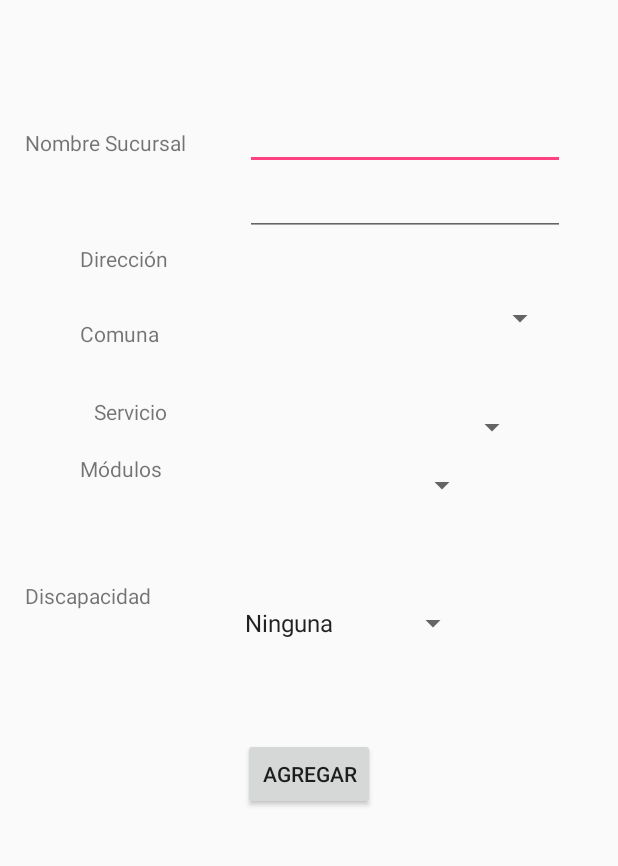
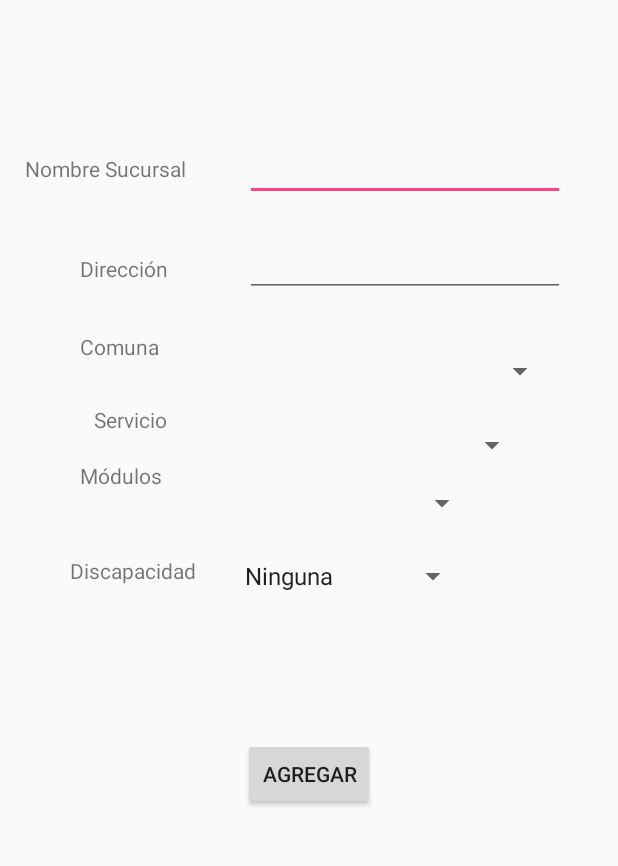
Before and after one commit to cmardonespino/Proyecto_Disenio2.0, an Android app: the LlenarTablaSucursal screen opened directly, with no data from a screen before it, on a phone screen of 412 x 824 dp, the part 350-1216 px from its top. Run offline under Robolectric (Android 15) with nearby library versions, the phone set to English and light mode, and no system bars.

Commit message:
se modifica el tamanio y posicion de la imagen

```diff
--- a/app/src/main/res/layout/activity_llenar_tabla_sucursal.xml
+++ b/app/src/main/res/layout/activity_llenar_tabla_sucursal.xml
@@ -52,7 +52,7 @@
         app:layout_constraintHorizontal_bias="0.03"
         app:layout_constraintStart_toStartOf="parent"
         app:layout_constraintTop_toTopOf="parent"
-        app:layout_constraintVertical_bias="0.348" />
+        app:layout_constraintVertical_bias="0.371" />
 
     <TextView
         android:id="@+id/txtViewDireccion"
@@ -68,7 +68,7 @@
         app:layout_constraintHorizontal_bias="0.135"
         app:layout_constraintStart_toStartOf="parent"
         app:layout_constraintTop_toTopOf="parent"
-        app:layout_constraintVertical_bias="0.453" />
+        app:layout_constraintVertical_bias="0.462" />
 
     <EditText
         android:id="@+id/editTextNombreSucursal"
@@ -85,7 +85,7 @@
         app:layout_constraintHorizontal_bias="0.849"
         app:layout_constraintStart_toStartOf="parent"
         app:layout_constraintTop_toTopOf="parent"
-        app:layout_constraintVertical_bias="0.338" />
+        app:layout_constraintVertical_bias="0.367" />
 
     <EditText
         android:id="@+id/editTextDireccion"
@@ -102,7 +102,7 @@
         app:layout_constraintHorizontal_bias="0.849"
         app:layout_constraintStart_toStartOf="parent"
         app:layout_constraintTop_toTopOf="parent"
-        app:layout_constraintVertical_bias="0.404" />
+        app:layout_constraintVertical_bias="0.461" />
 
     <Spinner
         android:id="@+id/spinnerComuna"
@@ -118,7 +118,7 @@
         app:layout_constraintHorizontal_bias="0.822"
         app:layout_constraintStart_toStartOf="parent"
         app:layout_constraintTop_toTopOf="parent"
-        app:layout_constraintVertical_bias="0.507" />
+        app:layout_constraintVertical_bias="0.556" />
 
     <TextView
         android:id="@+id/txtViewComuna"
@@ -134,7 +134,7 @@
         app:layout_constraintHorizontal_bias="0.132"
         app:layout_constraintStart_toStartOf="parent"
         app:layout_constraintTop_toTopOf="parent"
-        app:layout_constraintVertical_bias="0.521" />
+        app:layout_constraintVertical_bias="0.533" />
 
     <Spinner
         android:id="@+id/spinnerServicio"
@@ -150,7 +150,7 @@
         app:layout_constraintHorizontal_bias="0.742"
         app:layout_constraintStart_toStartOf="parent"
         app:layout_constraintTop_toTopOf="parent"
-        app:layout_constraintVertical_bias="0.607" />
+        app:layout_constraintVertical_bias="0.624" />
 
     <TextView
         android:id="@+id/txtViewServicio"
@@ -166,7 +166,7 @@
         app:layout_constraintHorizontal_bias="0.157"
         app:layout_constraintStart_toStartOf="parent"
         app:layout_constraintTop_toTopOf="parent"
-        app:layout_constraintVertical_bias="0.592" />
+        app:layout_constraintVertical_bias="0.6" />
 
     <TextView
         android:id="@+id/txtViewModulos"
@@ -182,7 +182,7 @@
         app:layout_constraintHorizontal_bias="0.133"
         app:layout_constraintStart_toStartOf="parent"
         app:layout_constraintTop_toTopOf="parent"
-        app:layout_constraintVertical_bias="0.644" />
+        app:layout_constraintVertical_bias="0.651" />
 
     <Spinner
         android:id="@+id/spinnerModulos"
@@ -198,7 +198,7 @@
         app:layout_constraintHorizontal_bias="0.992"
         app:layout_constraintStart_toStartOf="parent"
         app:layout_constraintTop_toTopOf="parent"
-        app:layout_constraintVertical_bias="0.66" />
+        app:layout_constraintVertical_bias="0.677" />
 
     <Spinner
         android:id="@+id/spinnerDiscapacidad"
@@ -214,7 +214,7 @@
         app:layout_constraintHorizontal_bias="0.616"
         app:layout_constraintStart_toStartOf="parent"
         app:layout_constraintTop_toTopOf="parent"
-        app:layout_constraintVertical_bias="0.787">
+        app:layout_constraintVertical_bias="0.744">
 
     </Spinner>
 
@@ -229,8 +229,8 @@
         android:text="Discapacidad"
         app:layout_constraintBottom_toBottomOf="parent"
         app:layout_constraintEnd_toEndOf="parent"
-        app:layout_constraintHorizontal_bias="0.028"
+        app:layout_constraintHorizontal_bias="0.123"
         app:layout_constraintStart_toStartOf="parent"
         app:layout_constraintTop_toTopOf="parent"
-        app:layout_constraintVertical_bias="0.764" />
+        app:layout_constraintVertical_bias="0.741" />
 </android.support.constraint.ConstraintLayout>
```
